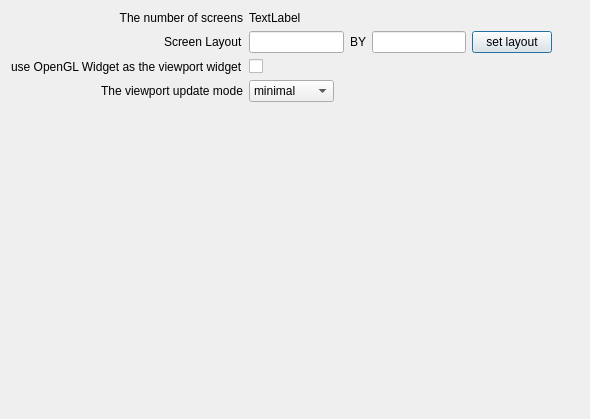
Old version of the form src/thewall/graphicssettingdialog.ui in the repository sungwonnam/SAGENext.
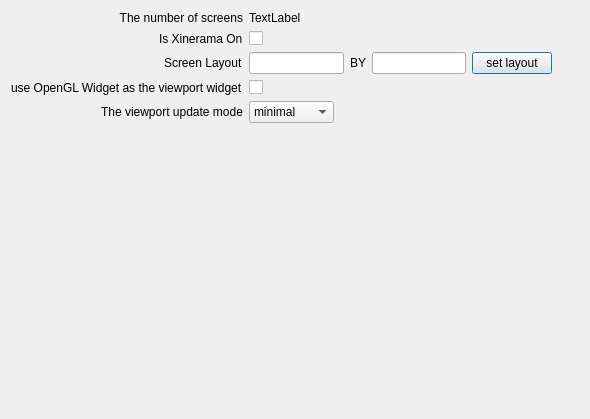
New version of the form.

Patch:
```diff
--- a/src/thewall/graphicssettingdialog.ui
+++ b/src/thewall/graphicssettingdialog.ui
@@ -37,14 +37,14 @@
      </property>
     </widget>
    </item>
-   <item row="1" column="0">
+   <item row="2" column="0">
     <widget class="QLabel" name="layoutLabel">
      <property name="text">
       <string>Screen Layout</string>
      </property>
     </widget>
    </item>
-   <item row="1" column="1">
+   <item row="2" column="1">
     <layout class="QHBoxLayout" name="horizontalLayout">
      <item>
       <widget class="QLineEdit" name="dimx"/>
@@ -81,28 +81,28 @@
      </item>
     </layout>
    </item>
-   <item row="2" column="0">
+   <item row="3" column="0">
     <widget class="QLabel" name="label">
      <property name="text">
       <string>use OpenGL Widget as the viewport widget</string>
      </property>
     </widget>
    </item>
-   <item row="2" column="1">
+   <item row="3" column="1">
     <widget class="QCheckBox" name="openglviewportCheckBox">
      <property name="text">
       <string/>
      </property>
     </widget>
    </item>
-   <item row="3" column="0">
+   <item row="4" column="0">
     <widget class="QLabel" name="label_2">
      <property name="text">
       <string>The viewport update mode</string>
      </property>
     </widget>
    </item>
-   <item row="3" column="1">
+   <item row="4" column="1">
     <layout class="QHBoxLayout" name="horizontalLayout_2">
      <item>
       <widget class="QComboBox" name="viewportUpdateComboBox">
@@ -143,6 +143,20 @@
      </item>
     </layout>
    </item>
+   <item row="1" column="0">
+    <widget class="QLabel" name="label_4">
+     <property name="text">
+      <string>Is Xinerama On</string>
+     </property>
+    </widget>
+   </item>
+   <item row="1" column="1">
+    <widget class="QCheckBox" name="isXinerama">
+     <property name="text">
+      <string/>
+     </property>
+    </widget>
+   </item>
   </layout>
  </widget>
  <resources/>
```
Left out of the diff: 2 changed lines with no effect on the pictures.
